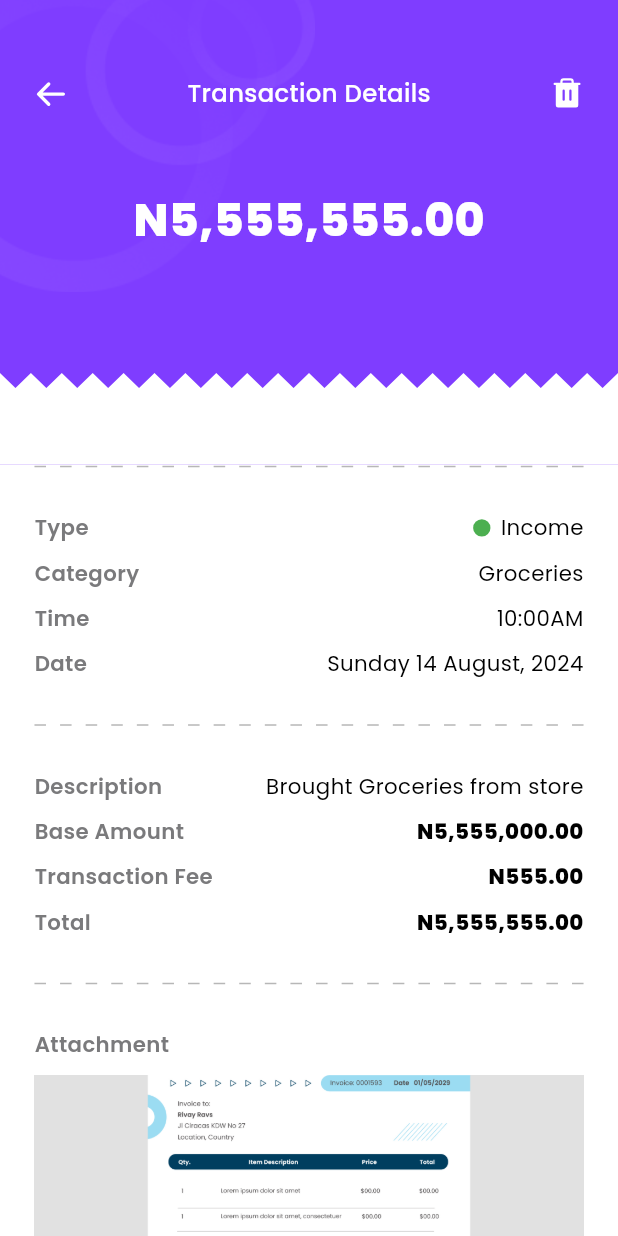
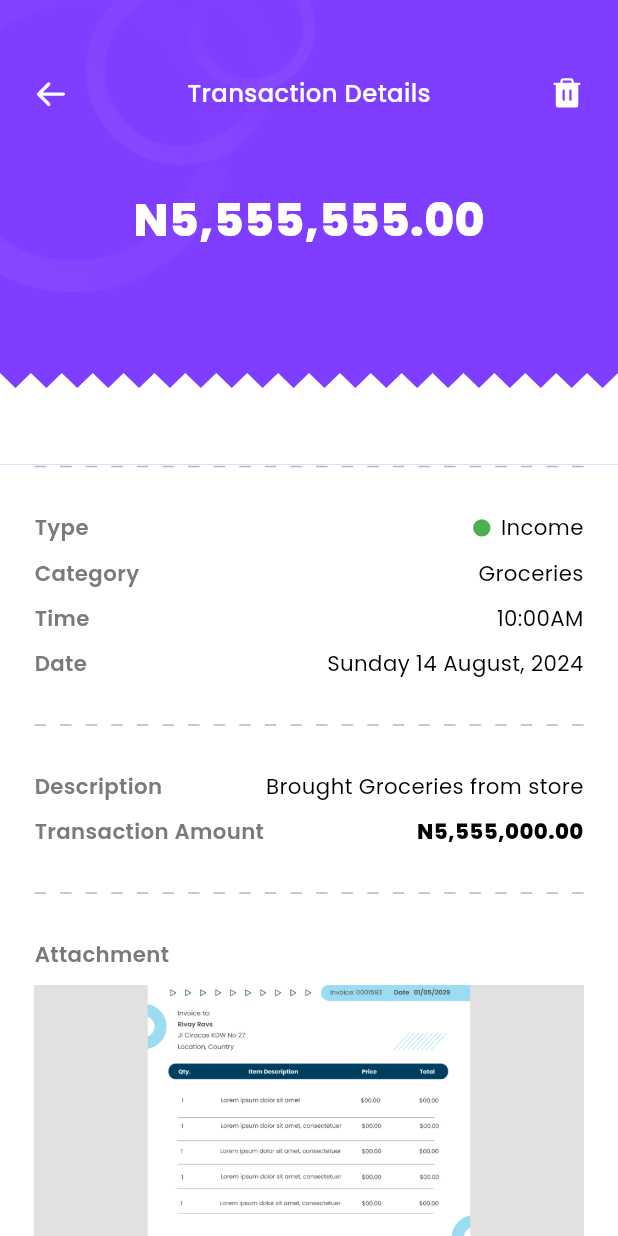
Before and after one commit to DannylSyph3r/montra-expense-tracker, a Flutter app: the TransactionsDetailsView screen opened directly, on a phone screen of 412 x 824 dp. Run offline on Flutter 3.47's test engine with Material 3 defaults, Android fonts, the phone set to English and light mode, and no system bars; drawn by our look-alikes of flutter_carousel_widget; our stand-ins replace another_flushbar, badges, bloc, dotted_border, equatable, file_picker and 13 more.

Commit message:
Minor Transaction view udpates

```diff
--- a/lib/features/transactions/views/add_transaction_view.dart
+++ b/lib/features/transactions/views/add_transaction_view.dart
@@ -281,7 +281,7 @@ class _AddTransactionViewState extends State<AddTransactionView> {
                                         );
                                       },
                                       isTextFieldEnabled: false,
-                                      hintText: "Type",
+                                      hintText: " Transaction Type",
                                       hintTextSize: 14.sp,
                                       inputtedTextSize: 14.sp,
                                       prefix: Padding(
@@ -423,7 +423,7 @@ class _AddTransactionViewState extends State<AddTransactionView> {
                                               : null,
                                           isTextFieldEnabled: false,
                                           hintText: selectedType == null
-                                              ? "Select transaction type first"
+                                              ? "Select transaction type"
                                               : "Category",
                                           hintTextSize: 14.sp,
                                           inputtedTextSize: 14.sp,
--- a/lib/features/transactions/views/transaction_details_view.dart
+++ b/lib/features/transactions/views/transaction_details_view.dart
@@ -219,52 +219,12 @@ class _TransactionsDetailsViewState extends State<TransactionsDetailsView> {
                                 mainAxisAlignment:
                                     MainAxisAlignment.spaceBetween,
                                 children: [
-                                  "Base Amount".txt14(
+                                  "Transaction Amount".txt14(
                                       color: Palette.greyColor, fontW: F.w6),
                                   Row(
                                     mainAxisSize: MainAxisSize.min,
                                     children: [
                                       "N5,555,000.00".txt(
-                                        size: 14.sp,
-                                        fontW: F.w8,
-                                        maxLines: 1,
-                                        overflow: TextOverflow.ellipsis,
-                                      )
-                                    ],
-                                  ),
-                                ],
-                              ),
-                              10.sbH,
-                              Row(
-                                mainAxisAlignment:
-                                    MainAxisAlignment.spaceBetween,
-                                children: [
-                                  "Transaction Fee".txt14(
-                                      color: Palette.greyColor, fontW: F.w6),
-                                  Row(
-                                    mainAxisSize: MainAxisSize.min,
-                                    children: [
-                                      "N555.00".txt(
-                                        size: 14.sp,
-                                        fontW: F.w8,
-                                        maxLines: 1,
-                                        overflow: TextOverflow.ellipsis,
-                                      )
-                                    ],
-                                  ),
-                                ],
-                              ),
-                              10.sbH,
-                              Row(
-                                mainAxisAlignment:
-                                    MainAxisAlignment.spaceBetween,
-                                children: [
-                                  "Total".txt14(
-                                      color: Palette.greyColor, fontW: F.w6),
-                                  Row(
-                                    mainAxisSize: MainAxisSize.min,
-                                    children: [
-                                      "N5,555,555.00".txt(
                                         size: 14.sp,
                                         fontW: F.w8,
                                         maxLines: 1,
```
